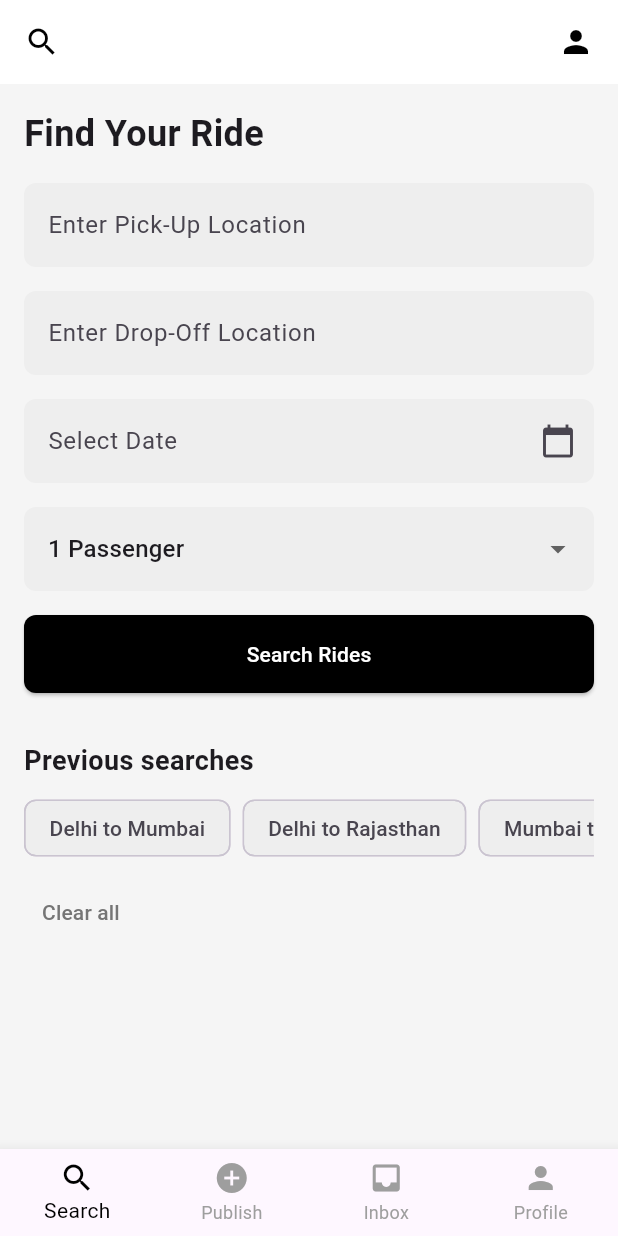
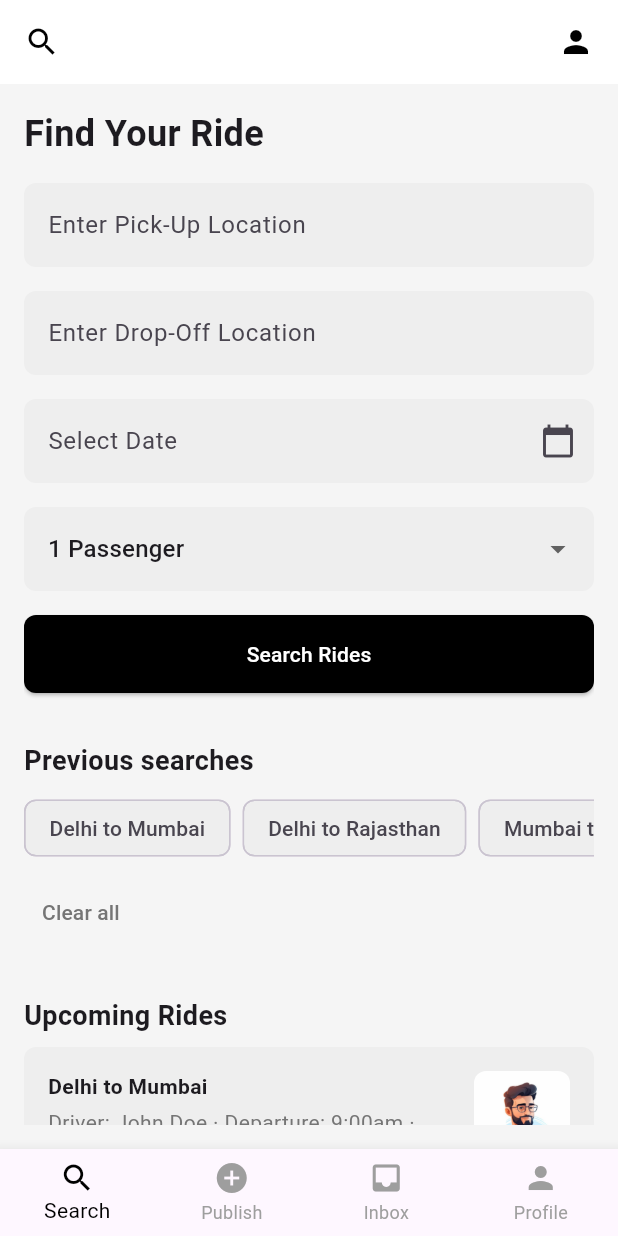
Before and after one commit to Aadhira22/CarPool, a Flutter app: the screen it shows after launch, after a tap on "LOGIN", on a phone screen of 412 x 824 dp. Run offline on Flutter 3.47's test engine with Material 3 defaults, Android fonts, the phone set to English and light mode, and no system bars.

Commit message:
Upcoming rides-1

```diff
--- a/easy_share_app/lib/find_your_ride_page.dart
+++ b/easy_share_app/lib/find_your_ride_page.dart
@@ -5,6 +5,28 @@ class FindYourRidePage extends StatefulWidget {
 
   @override
   _FindYourRidePageState createState() => _FindYourRidePageState();
+}
+
+class RideDetailsPage extends StatelessWidget {
+  const RideDetailsPage({super.key});
+
+  @override
+  Widget build(BuildContext context) {
+    return Scaffold(
+      appBar: AppBar(
+        leading: IconButton(
+          icon: Icon(Icons.arrow_back),
+          onPressed: () {
+            Navigator.pop(context);
+          },
+        ),
+        title: Text('Ride details'),
+      ),
+      body: Center(
+        child: Text('Ride details Page'),
+      ),
+    );
+  }
 }
 
 class _FindYourRidePageState extends State<FindYourRidePage> {
@@ -24,6 +46,13 @@ class _FindYourRidePageState extends State<FindYourRidePage> {
     }
   }
 
+  void _showRideDetails() {
+    Navigator.push(
+      context,
+      MaterialPageRoute(builder: (context) => RideDetailsPage()),
+    );
+  }
+
   @override
   Widget build(BuildContext context) {
     return Scaffold(
@@ -39,6 +68,7 @@ class _FindYourRidePageState extends State<FindYourRidePage> {
       ),
       body: Padding(
         padding: const EdgeInsets.all(16.0),
+        child: SingleChildScrollView(
           child: Column(
             crossAxisAlignment: CrossAxisAlignment.start,
             children: [
@@ -161,7 +191,73 @@ class _FindYourRidePageState extends State<FindYourRidePage> {
                   style: TextStyle(color: Colors.grey[600]),
                 ),
               ),
+              SizedBox(height: 32), // Added space before upcoming rides
+              Text(
+                'Upcoming Rides',
+                style: TextStyle(fontSize: 18, fontWeight: FontWeight.bold),
+              ),
+              SizedBox(height: 8),
+              GestureDetector(
+                onTap: _showRideDetails,
+                child: Container(
+                  padding: EdgeInsets.all(16),
+                  decoration: BoxDecoration(
+                    color: Colors.grey[200],
+                    borderRadius: BorderRadius.circular(8),
+                  ),
+                  child: Row(
+                    children: [
+                      Expanded(
+                        child: Column(
+                          crossAxisAlignment: CrossAxisAlignment.start,
+                          children: [
+                            Text(
+                              'Delhi to Mumbai',
+                              style: TextStyle(fontWeight: FontWeight.bold),
+                            ),
+                            SizedBox(height: 4),
+                            Text(
+                              'Driver: John Doe · Departure: 9:00am · Seats: 2 · Cost: ₹ 20',
+                              style: TextStyle(color: Colors.grey[600]),
+                            ),
                           ],
+                        ),
+                      ),
+                      SizedBox(width: 16),
+                      ClipRRect(
+                        borderRadius: BorderRadius.circular(8),
+                        child: Image.asset(
+                          'assets/pfp.jpg',
+                          width: 64,
+                          height: 64,
+                          fit: BoxFit.cover,
+                        ),
+                      ),
+                    ],
+                  ),
+                ),
+              ),
+              SizedBox(height: 16),
+              ElevatedButton(
+                onPressed: () {},
+                style: ElevatedButton.styleFrom(
+                  backgroundColor: Colors.grey[300],
+                  padding: EdgeInsets.symmetric(vertical: 16),
+                  shape: RoundedRectangleBorder(
+                    borderRadius: BorderRadius.circular(8),
+                  ),
+                ),
+                child: Center(
+                  child: Text(
+                    'See More',
+                    style: TextStyle(
+                      color: Colors.black,
+                    ),
+                  ),
+                ),
+              ),
+            ],
+          ),
         ),
       ),
     );
--- a/easy_share_app/lib/main.dart
+++ b/easy_share_app/lib/main.dart
@@ -111,6 +111,9 @@ class _LoginPageState extends State<LoginPage> {
                 ),
               ),
               SizedBox(height: 10),
+              Row(
+                mainAxisAlignment: MainAxisAlignment.center,
+                children: [
                   Text(
                     "Don't have an account?",
                     style: TextStyle(color: Colors.black),
@@ -121,6 +124,8 @@ class _LoginPageState extends State<LoginPage> {
                       " Sign up here!",
                       style: TextStyle(color: Colors.blue),
                     ),
+                  ),
+                ],
               ),
             ],
           ),
--- a/easy_share_app/pubspec.yaml
+++ b/easy_share_app/pubspec.yaml
@@ -58,9 +58,9 @@ flutter:
   uses-material-design: true
 
   # To add assets to your application, add an assets section, like this:
-  # assets:
-  #   - images/a_dot_burr.jpeg
-  #   - images/a_dot_ham.jpeg
+  assets:
+    - assets/pfp.jpg
+
 
   # An image asset can refer to one or more resolution-specific "variants", see
   # https://flutter.dev/to/resolution-aware-images
```
Also changed, not shown: easy_share_app/assets/pfp.jpg (added). Lines whose indentation alone changed are shown as unchanged.
